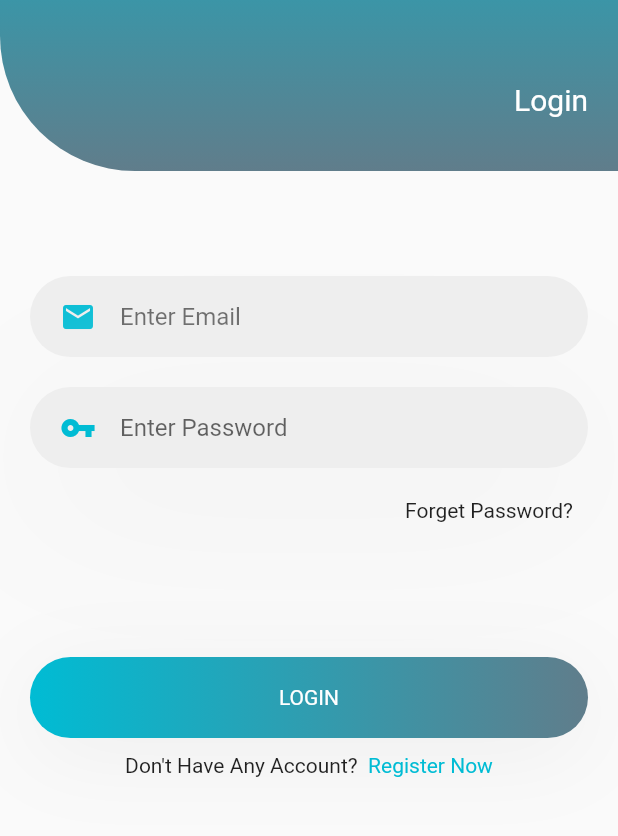
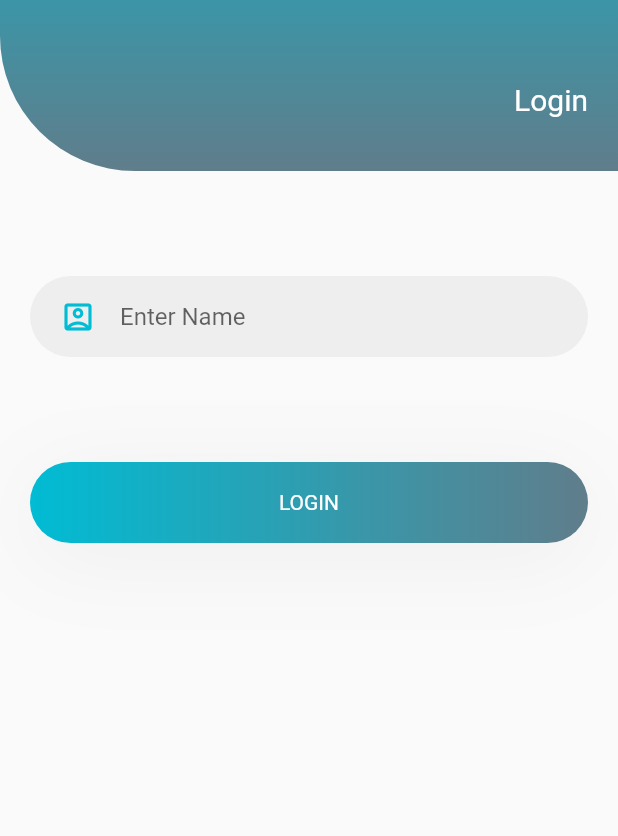
Before and after one commit to pAkalpa/testCI, a Flutter app: the screen it shows after launch, on a phone screen of 412 x 824 dp, the part 279-1115 px from its top. Run offline on Flutter 3.47's test engine with Material 2 defaults, Android fonts, the phone set to English and light mode, and no system bars; our stand-ins replace flutter_rating_bar, glass_kit, image_picker; missing offline and left inert: tflite.

Commit message:
remove commented codes

```diff
--- a/lib/LoginScreenPage.dart
+++ b/lib/LoginScreenPage.dart
@@ -1,9 +1,8 @@
 import 'package:flutter/material.dart';
-import 'package:glass_kit/glass_kit.dart';
+
 import 'package:teambetatech/LandingPage.dart';
 
 
-import 'SignUpScreenPage.dart';
 
 class LoginScreen extends StatefulWidget {
   const LoginScreen({Key? key}) : super(key: key);
@@ -81,60 +80,26 @@ class StartState extends State<LoginScreen> {
                     cursorColor: Colors.cyan,
                     decoration: InputDecoration(
                       icon: Icon(
-                        Icons.email,
+                        Icons.account_box_outlined,
                         color: Colors.cyan,
                       ),
-                      hintText: "Enter Email",
+                      hintText: "Enter Name",
                       enabledBorder: InputBorder.none,
                       focusedBorder: InputBorder.none,
                     ),
                   ),
                 ),
 
-                Container(
-                  alignment: Alignment.center,
-                  margin: const EdgeInsets.only(left: 20, right: 20, top: 20),
-                  padding: const EdgeInsets.only(left: 20, right: 20),
-                  height: 54,
-                  decoration: BoxDecoration(
-                    borderRadius: BorderRadius.circular(50),
-                    color: Colors.grey[200],
-                    boxShadow: const [
-                      BoxShadow(
-                          offset: Offset(0, 20),
-                          blurRadius: 100,
-                          color: Color(0xffEEEEEE)
-                      ),
-                    ],
-                  ),
-                  child: const TextField(
-                    cursorColor: Colors.cyan,
-                    decoration: InputDecoration(
-                      focusColor: Colors.cyan,
-                      icon: Icon(
-                        Icons.vpn_key,
-                        color: Colors.cyan,
-                      ),
-                      hintText: "Enter Password",
-                      enabledBorder: InputBorder.none,
-                      focusedBorder: InputBorder.none,
-                    ),
-                  ),
-                ),
-                Container(
-                  margin: const EdgeInsets.symmetric(horizontal: 30, vertical: 20),
-                  alignment: Alignment.centerRight,
-                  child: GestureDetector(
-                    onTap: () {
-                      // Write Click Listener Code Here
-                    },
-                    child: const Text("Forget Password?"),
-                  ),
-                ),
+
 
                 GestureDetector(
                   onTap: () {
-                    // Write Click Listener Code Here.
+                    Navigator.push(
+                        context,
+                        MaterialPageRoute(
+                          builder: (context) => const LandingPageState(),
+                        )
+                    );
                   },
                   child: Container(
                     alignment: Alignment.center,
@@ -164,32 +129,7 @@ class StartState extends State<LoginScreen> {
                     ),
                   ),
                 ),
-                Container(
-                  margin: const EdgeInsets.only(top: 10),
-                  child: Row(
-                    mainAxisAlignment: MainAxisAlignment.center,
-                    children: [
-                      const Text("Don't Have Any Account?  "),
-                      GestureDetector(
-                        child: const Text(
-                          "Register Now",
-                          style: TextStyle(
-                            color: Colors.cyan,
-                          ),
-                        ),
-                        onTap: () {
-                          // Write Tap Code Here.
-                          Navigator.push(
-                              context,
-                              MaterialPageRoute(
-                                builder: (context) => const LandingPageState(),
-                              )
-                          );
-                        },
-                      )
-                    ],
-                  ),
-                )
+
               ],
             )
         )
--- a/lib/SignUpScreenPage.dart
+++ b/lib/SignUpScreenPage.dart
@@ -1,5 +1,5 @@
 import 'package:flutter/material.dart';
-import 'package:glass_kit/glass_kit.dart';
+
 
 class SignUpScreen extends StatefulWidget {
   const SignUpScreen({Key? key}) : super(key: key);
--- a/lib/SplashScreenPage.dart
+++ b/lib/SplashScreenPage.dart
@@ -1,7 +1,6 @@
 import 'dart:async';
 
 import 'package:flutter/material.dart';
-import 'package:glass_kit/glass_kit.dart';
 
 import 'LoginScreenPage.dart';
 
@@ -29,7 +28,7 @@ class StartState extends State<SplashScreen> {
 
   route() {
     Navigator.pushReplacement(context, MaterialPageRoute(
-        builder: (context) => LoginScreen()
+        builder: (context) => const LoginScreen()
     ));
   }
   @override
@@ -49,7 +48,7 @@ class StartState extends State<SplashScreen> {
             ),
           ),
           Center(
-            child: Container(
+            child: SizedBox(
               child: Image.asset('assets/logo/logo_transparent.png'),
               height: 125,
               width: 125,
--- a/lib/main.dart
+++ b/lib/main.dart
@@ -1,4 +1,3 @@
-import 'package:camera/camera.dart';
 import 'package:flutter/material.dart';
 
 import 'FeedbackPage.dart';
@@ -11,9 +10,8 @@ import 'home.dart';
 
 Future<void> main() async {
   WidgetsFlutterBinding.ensureInitialized();
-  final cameras = await availableCameras();
-// Get a specific camera from the list of available cameras.
-  final firstCamera = cameras.first;
+
+
 
   runApp(MaterialApp(
     initialRoute: '/',
--- a/pubspec.yaml
+++ b/pubspec.yaml
@@ -70,6 +70,7 @@ flutter:
     - assets/
     - assets/logo/logo_transparent.png
     - assets/images/cup.png
+    - assets/images/Frame 312.png
   #   - images/a_dot_ham.jpeg
 
   # An image asset can refer to one or more resolution-specific "variants", see
```
Also changed, not shown: lib/FeedbackPage.dart (+5 -5 lines), lib/LandingPage.dart (+80 -42 lines), lib/SearchText.dart (+18 -22 lines), lib/ShowTheSignPage.dart (+5 -4 lines), lib/home.dart (+62 -57 lines), assets/images/Frame 312.png (added), assets/images/Frame 312.svg (added).
